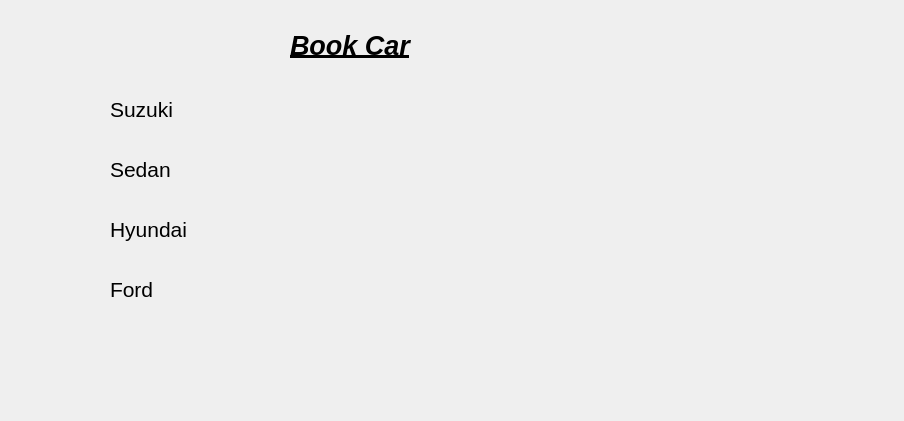
First picture: the form in bookcar.ui, repository SonaliGaonkar/CarRentalSystem, before the edit.
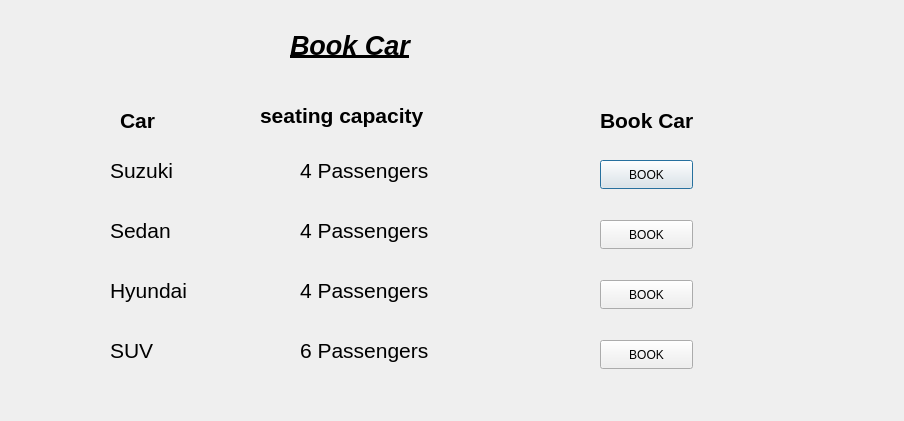
Second picture: the form after the edit.

Diff of the .ui file:
```diff
--- a/bookcar.ui
+++ b/bookcar.ui
@@ -16,7 +16,7 @@
   <widget class="QLabel" name="label">
    <property name="geometry">
     <rect>
-     <x>0</x>
+     <x>10</x>
      <y>0</y>
      <width>881</width>
      <height>421</height>
@@ -52,7 +52,7 @@
    <property name="geometry">
     <rect>
      <x>110</x>
-     <y>89</y>
+     <y>150</y>
      <width>171</width>
      <height>41</height>
     </rect>
@@ -73,7 +73,7 @@
    <property name="geometry">
     <rect>
      <x>110</x>
-     <y>149</y>
+     <y>210</y>
      <width>141</width>
      <height>41</height>
     </rect>
@@ -94,7 +94,7 @@
    <property name="geometry">
     <rect>
      <x>110</x>
-     <y>209</y>
+     <y>270</y>
      <width>151</width>
      <height>41</height>
     </rect>
@@ -115,7 +115,7 @@
    <property name="geometry">
     <rect>
      <x>110</x>
-     <y>269</y>
+     <y>330</y>
      <width>151</width>
      <height>41</height>
     </rect>
@@ -129,7 +129,203 @@
     </font>
    </property>
    <property name="text">
-    <string>Ford</string>
+    <string>SUV</string>
+   </property>
+  </widget>
+  <widget class="QPushButton" name="pushButton">
+   <property name="geometry">
+    <rect>
+     <x>600</x>
+     <y>160</y>
+     <width>93</width>
+     <height>29</height>
+    </rect>
+   </property>
+   <property name="text">
+    <string>BOOK</string>
+   </property>
+  </widget>
+  <widget class="QPushButton" name="pushButton_2">
+   <property name="geometry">
+    <rect>
+     <x>600</x>
+     <y>220</y>
+     <width>93</width>
+     <height>29</height>
+    </rect>
+   </property>
+   <property name="text">
+    <string>BOOK</string>
+   </property>
+  </widget>
+  <widget class="QPushButton" name="pushButton_3">
+   <property name="geometry">
+    <rect>
+     <x>600</x>
+     <y>340</y>
+     <width>93</width>
+     <height>29</height>
+    </rect>
+   </property>
+   <property name="text">
+    <string>BOOK</string>
+   </property>
+  </widget>
+  <widget class="QPushButton" name="pushButton_4">
+   <property name="geometry">
+    <rect>
+     <x>600</x>
+     <y>280</y>
+     <width>93</width>
+     <height>29</height>
+    </rect>
+   </property>
+   <property name="text">
+    <string>BOOK</string>
+   </property>
+  </widget>
+  <widget class="QLabel" name="label_7">
+   <property name="geometry">
+    <rect>
+     <x>120</x>
+     <y>100</y>
+     <width>91</width>
+     <height>41</height>
+    </rect>
+   </property>
+   <property name="font">
+    <font>
+     <family>Arial</family>
+     <pointsize>16</pointsize>
+     <bold>true</bold>
+    </font>
+   </property>
+   <property name="text">
+    <string>Car</string>
+   </property>
+  </widget>
+  <widget class="QLabel" name="label_8">
+   <property name="geometry">
+    <rect>
+     <x>260</x>
+     <y>100</y>
+     <width>241</width>
+     <height>31</height>
+    </rect>
+   </property>
+   <property name="font">
+    <font>
+     <family>Arial</family>
+     <pointsize>16</pointsize>
+     <bold>true</bold>
+    </font>
+   </property>
+   <property name="text">
+    <string>seating capacity</string>
+   </property>
+  </widget>
+  <widget class="QLabel" name="label_10">
+   <property name="geometry">
+    <rect>
+     <x>600</x>
+     <y>100</y>
+     <width>171</width>
+     <height>41</height>
+    </rect>
+   </property>
+   <property name="font">
+    <font>
+     <family>Arial</family>
+     <pointsize>16</pointsize>
+     <bold>true</bold>
+    </font>
+   </property>
+   <property name="text">
+    <string>Book Car</string>
+   </property>
+  </widget>
+  <widget class="QLabel" name="label_9">
+   <property name="geometry">
+    <rect>
+     <x>300</x>
+     <y>270</y>
+     <width>201</width>
+     <height>41</height>
+    </rect>
+   </property>
+   <property name="font">
+    <font>
+     <family>Arial</family>
+     <pointsize>16</pointsize>
+     <bold>false</bold>
+     <underline>false</underline>
+    </font>
+   </property>
+   <property name="text">
+    <string>4 Passengers</string>
+   </property>
+  </widget>
+  <widget class="QLabel" name="label_11">
+   <property name="geometry">
+    <rect>
+     <x>300</x>
+     <y>210</y>
+     <width>171</width>
+     <height>41</height>
+    </rect>
+   </property>
+   <property name="font">
+    <font>
+     <family>Arial</family>
+     <pointsize>16</pointsize>
+     <bold>false</bold>
+     <underline>false</underline>
+    </font>
+   </property>
+   <property name="text">
+    <string>4 Passengers</string>
+   </property>
+  </widget>
+  <widget class="QLabel" name="label_12">
+   <property name="geometry">
+    <rect>
+     <x>300</x>
+     <y>150</y>
+     <width>171</width>
+     <height>41</height>
+    </rect>
+   </property>
+   <property name="font">
+    <font>
+     <family>Arial</family>
+     <pointsize>16</pointsize>
+     <bold>false</bold>
+     <underline>false</underline>
+    </font>
+   </property>
+   <property name="text">
+    <string>4 Passengers</string>
+   </property>
+  </widget>
+  <widget class="QLabel" name="label_13">
+   <property name="geometry">
+    <rect>
+     <x>300</x>
+     <y>330</y>
+     <width>201</width>
+     <height>41</height>
+    </rect>
+   </property>
+   <property name="font">
+    <font>
+     <family>Arial</family>
+     <pointsize>16</pointsize>
+     <bold>false</bold>
+     <underline>false</underline>
+    </font>
+   </property>
+   <property name="text">
+    <string>6 Passengers</string>
    </property>
   </widget>
  </widget>
```
